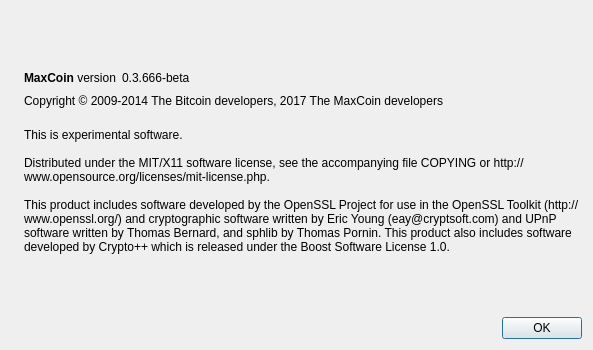
The window that src/qt/forms/aboutdialog.ui (Max-Coin/maxcoin) describes before a commit, drawn with Qt 5.
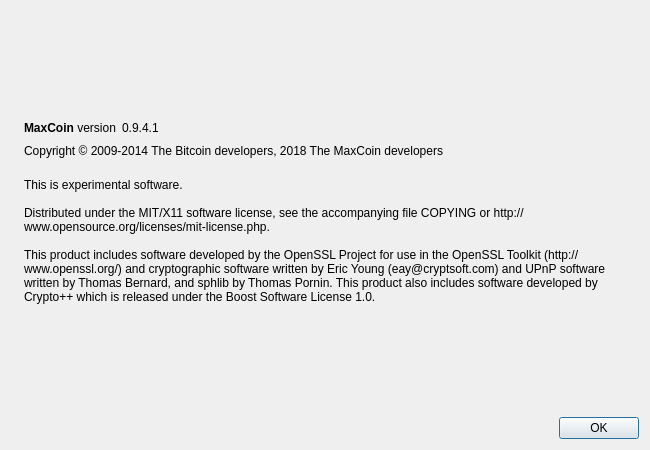
The same window after the commit. Icons and pictures are not drawn.

```diff
--- a/src/qt/forms/aboutdialog.ui
+++ b/src/qt/forms/aboutdialog.ui
@@ -6,8 +6,8 @@
    <rect>
     <x>0</x>
     <y>0</y>
-    <width>593</width>
-    <height>350</height>
+    <width>650</width>
+    <height>450</height>
    </rect>
   </property>
   <property name="windowTitle">
@@ -63,7 +63,7 @@
           <cursorShape>IBeamCursor</cursorShape>
          </property>
          <property name="text">
-          <string notr="true">0.3.666-beta</string>
+          <string notr="true">0.9.4.1</string>
          </property>
          <property name="textInteractionFlags">
           <set>Qt::LinksAccessibleByMouse|Qt::TextSelectableByKeyboard|Qt::TextSelectableByMouse</set>
@@ -91,7 +91,7 @@
         <cursorShape>IBeamCursor</cursorShape>
        </property>
        <property name="text">
-        <string notr="true">Copyright &amp;copy; 2009-2014 The Bitcoin developers, 2017 The MaxCoin developers</string>
+        <string notr="true">Copyright &amp;copy; 2009-2014 The Bitcoin developers, 2018 The MaxCoin developers</string>
        </property>
        <property name="textFormat">
         <enum>Qt::RichText</enum>
```
